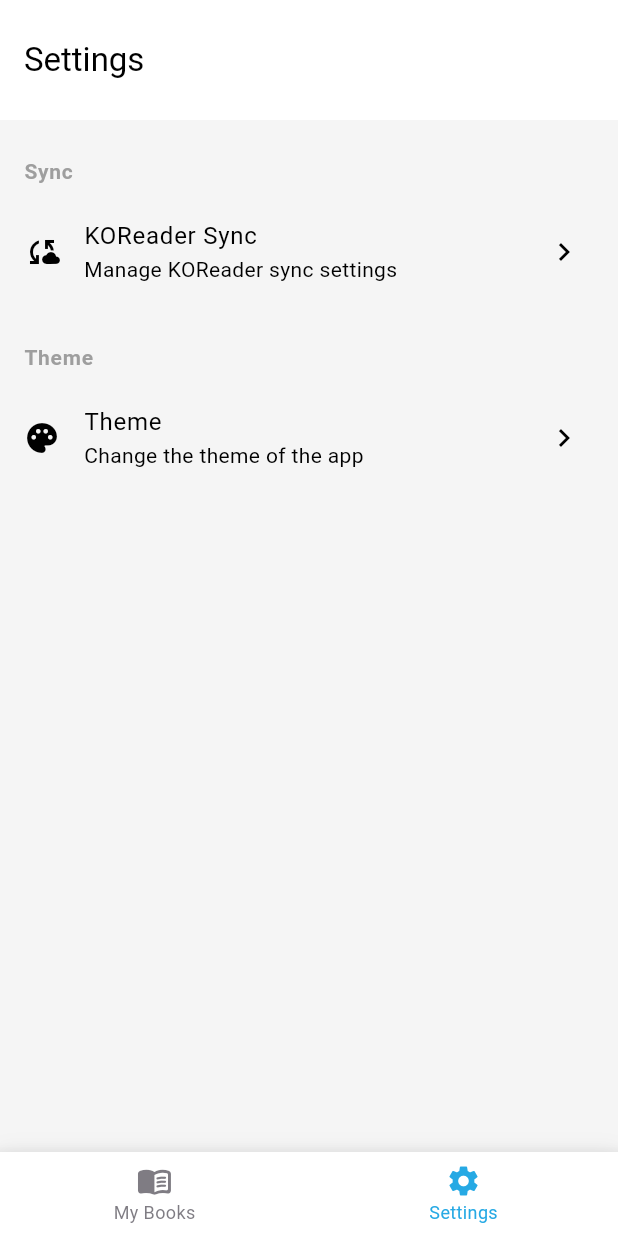
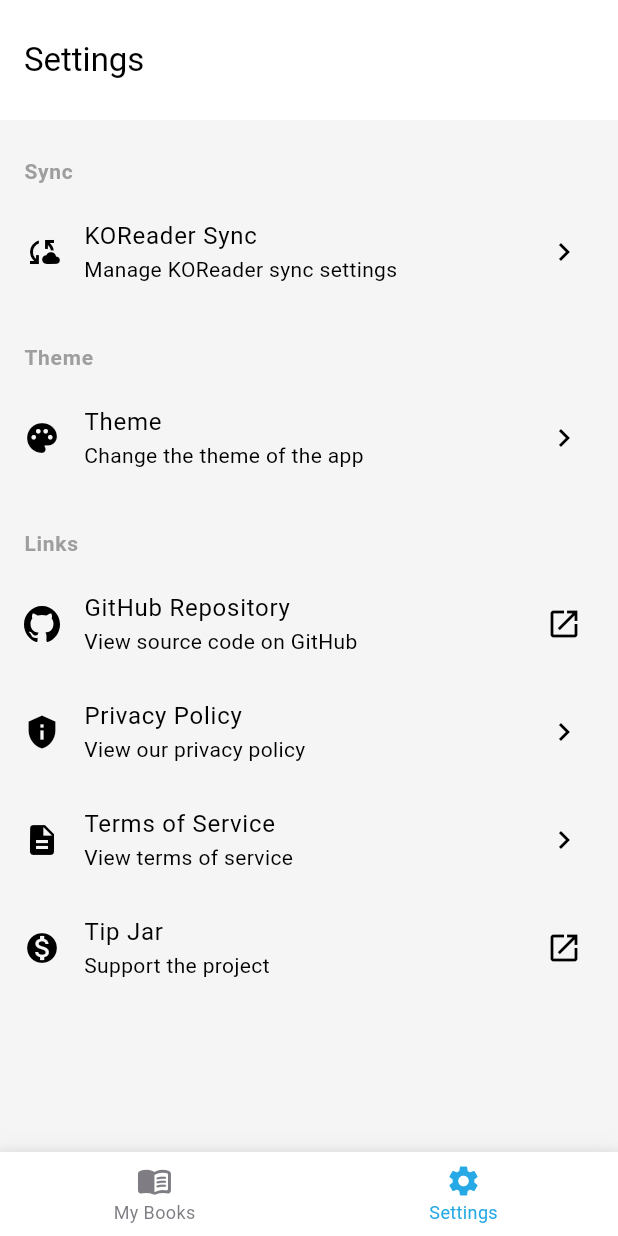
Before and after one commit to Neighborhood-Nerd/everbound-ereader-app, a Flutter app: the screen it shows after launch, item 2 of the bottom bar chosen, on a phone screen of 412 x 824 dp. Run offline on Flutter 3.47's test engine with Material 3 defaults, Android fonts, the phone set to English and light mode, and no system bars; our stand-ins replace file_picker, flutter_html, flutter_riverpod, flutter_slidable, flutter_svg, modal_bottom_sheet and 2 more; missing offline and left inert: epub_plus, flutter_inappwebview, flutter_volume_controller, screen_brightness, sqlite3, webdav_client.

Commit message:
Add Links section to settings with GitHub, Privacy Policy, TOS, and Tip Jar

```diff
--- a/lib/screens/settings_screen.dart
+++ b/lib/screens/settings_screen.dart
@@ -2,9 +2,12 @@ import 'package:Everbound/models/app_theme_model.dart';
 import 'package:Everbound/widgets/theme_bottom_sheet.dart';
 import 'package:flutter/material.dart';
 import 'package:flutter_riverpod/flutter_riverpod.dart';
+import 'package:flutter_svg/flutter_svg.dart';
 import 'package:modal_bottom_sheet/modal_bottom_sheet.dart';
+import 'package:url_launcher/url_launcher.dart';
 import '../providers/reader_providers.dart';
 import 'koreader_sync_settings_screen.dart';
+import 'html_viewer_screen.dart';
 
 class SettingsScreen extends ConsumerWidget {
   const SettingsScreen({super.key});
@@ -12,11 +15,16 @@ class SettingsScreen extends ConsumerWidget {
   @override
   Widget build(BuildContext context, WidgetRef ref) {
     final readingSettings = ref.watch(readingSettingsProvider);
-    final selectedTheme = AppThemes.getThemeByName(readingSettings.selectedThemeName);
+    final selectedTheme = AppThemes.getThemeByName(
+      readingSettings.selectedThemeName,
+    );
     final variant = selectedTheme.getVariant(readingSettings.isDarkMode);
     return Scaffold(
       appBar: AppBar(
-        title: Text('Settings', style: TextStyle(color: variant.secondaryTextColor)),
+        title: Text(
+          'Settings',
+          style: TextStyle(color: variant.secondaryTextColor),
+        ),
         toolbarHeight: 80,
       ),
       body: ListView(
@@ -29,22 +37,118 @@ class SettingsScreen extends ConsumerWidget {
             subtitle: const Text('Manage KOReader sync settings'),
             trailing: const Icon(Icons.chevron_right),
             onTap: () {
-              Navigator.of(context).push(MaterialPageRoute(builder: (context) => const KoreaderSyncSettingsScreen()));
+              Navigator.of(context).push(
+                MaterialPageRoute(
+                  builder: (context) => const KoreaderSyncSettingsScreen(),
+                ),
+              );
             },
           ),
           _buildSectionHeader('Theme'),
           ListTile(
             leading: Icon(Icons.palette, color: variant.textColor),
             title: Text('Theme', style: TextStyle(color: variant.textColor)),
-            subtitle: Text('Change the theme of the app', style: TextStyle(color: variant.textColor)),
+            subtitle: Text(
+              'Change the theme of the app',
+              style: TextStyle(color: variant.textColor),
+            ),
             trailing: Icon(Icons.chevron_right, color: variant.textColor),
             onTap: () {
               showMaterialModalBottomSheet(
                 context: context,
                 barrierColor: Colors.transparent,
-                shape: const RoundedRectangleBorder(borderRadius: BorderRadius.vertical(top: Radius.circular(20))),
+                shape: const RoundedRectangleBorder(
+                  borderRadius: BorderRadius.vertical(top: Radius.circular(20)),
+                ),
                 builder: (context) => ThemeBottomSheet(),
               );
+            },
+          ),
+          _buildSectionHeader('Links'),
+          ListTile(
+            leading: SvgPicture.asset(
+              'assets/icons/icon_github.svg',
+              width: 24,
+              height: 24,
+              colorFilter: ColorFilter.mode(variant.textColor, BlendMode.srcIn),
+            ),
+            title: Text(
+              'GitHub Repository',
+              style: TextStyle(color: variant.textColor),
+            ),
+            subtitle: Text(
+              'View source code on GitHub',
+              style: TextStyle(color: variant.textColor),
+            ),
+            trailing: Icon(Icons.open_in_new, color: variant.textColor),
+            onTap: () async {
+              final url = Uri.parse(
+                'https://github.com/Neighborhood-Nerd/everbound-ereader-app',
+              );
+              if (await canLaunchUrl(url)) {
+                await launchUrl(url, mode: LaunchMode.externalApplication);
+              }
+            },
+          ),
+          ListTile(
+            leading: Icon(Icons.privacy_tip, color: variant.textColor),
+            title: Text(
+              'Privacy Policy',
+              style: TextStyle(color: variant.textColor),
+            ),
+            subtitle: Text(
+              'View our privacy policy',
+              style: TextStyle(color: variant.textColor),
+            ),
+            trailing: Icon(Icons.chevron_right, color: variant.textColor),
+            onTap: () {
+              Navigator.of(context).push(
+                MaterialPageRoute(
+                  builder: (context) => HtmlViewerScreen(
+                    url:
+                        'https://raw.githubusercontent.com/Neighborhood-Nerd/everbound-ereader-app/refs/heads/main/privacy-policy.html',
+                    title: 'Privacy Policy',
+                  ),
+                ),
+              );
+            },
+          ),
+          ListTile(
+            leading: Icon(Icons.description, color: variant.textColor),
+            title: Text(
+              'Terms of Service',
+              style: TextStyle(color: variant.textColor),
+            ),
+            subtitle: Text(
+              'View terms of service',
+              style: TextStyle(color: variant.textColor),
+            ),
+            trailing: Icon(Icons.chevron_right, color: variant.textColor),
+            onTap: () {
+              Navigator.of(context).push(
+                MaterialPageRoute(
+                  builder: (context) => HtmlViewerScreen(
+                    url:
+                        'https://raw.githubusercontent.com/Neighborhood-Nerd/everbound-ereader-app/refs/heads/main/terms-of-service.html',
+                    title: 'Terms of Service',
+                  ),
+                ),
+              );
+            },
+          ),
+          ListTile(
+            leading: Icon(Icons.monetization_on, color: variant.textColor),
+            title: Text('Tip Jar', style: TextStyle(color: variant.textColor)),
+            subtitle: Text(
+              'Support the project',
+              style: TextStyle(color: variant.textColor),
+            ),
+            trailing: Icon(Icons.open_in_new, color: variant.textColor),
+            onTap: () async {
+              final url = Uri.parse('https://buymeacoffee.com/NathenxBrewer');
+              if (await canLaunchUrl(url)) {
+                await launchUrl(url, mode: LaunchMode.externalApplication);
+              }
             },
           ),
         ],
@@ -57,7 +161,12 @@ class SettingsScreen extends ConsumerWidget {
       padding: const EdgeInsets.fromLTRB(16, 24, 16, 8),
       child: Text(
         title,
-        style: const TextStyle(fontSize: 14, fontWeight: FontWeight.w600, color: Colors.grey, letterSpacing: 0.5),
+        style: const TextStyle(
+          fontSize: 14,
+          fontWeight: FontWeight.w600,
+          color: Colors.grey,
+          letterSpacing: 0.5,
+        ),
       ),
     );
   }
--- a/pubspec.yaml
+++ b/pubspec.yaml
@@ -32,10 +32,9 @@ dependencies:
   wakelock_plus: ^1.4.0
   screen_brightness: ^2.1.7
   flutter_native_splash: ^2.4.7
+  url_launcher: ^6.2.5
 
 dev_dependencies:
-  flutter_test:
-    sdk: flutter
   flutter_lints: ^6.0.0
 
 flutter:
```
Also changed, not shown: lib/screens/html_viewer_screen.dart (added, +241 -0 lines), assets/icons/icon_github.svg (added), 4 other files.
